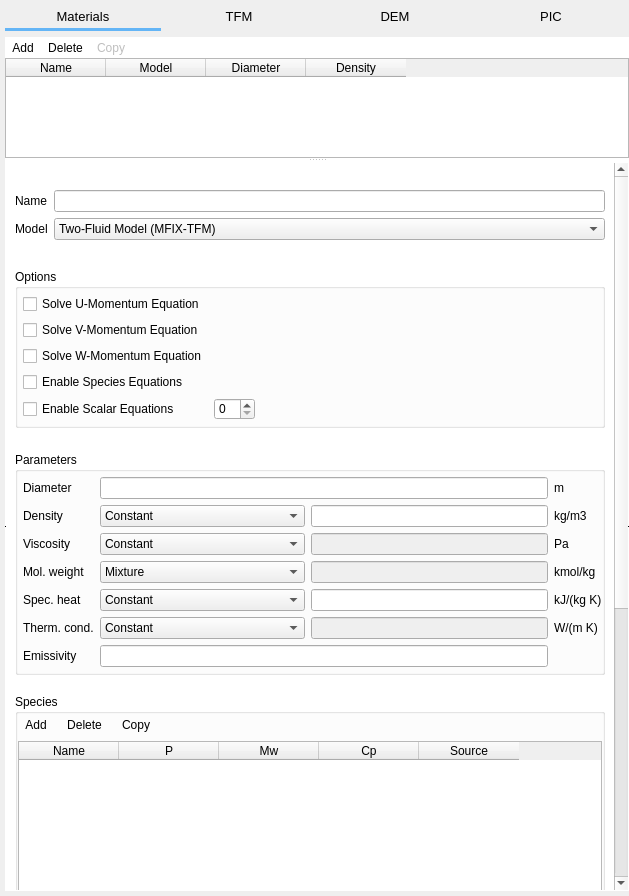
The window that gui/uifiles/solids.ui (truongd8593/mfix) describes before a commit, drawn with Qt 5.
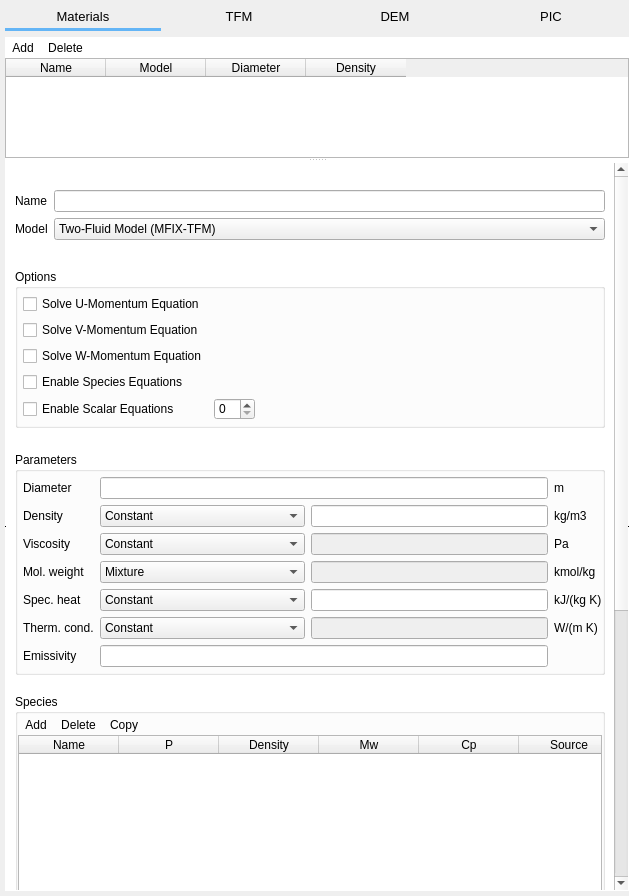
The same window after the commit. Custom widgets are drawn as their Qt base class.

Commit message: enable/disable 'density' field in species popup; edit species on double-click in fluid/solids table

The edit to the form file:
```diff
--- a/gui/uifiles/solids.ui
+++ b/gui/uifiles/solids.ui
@@ -202,19 +202,6 @@
             </property>
            </widget>
           </item>
-          <item>
-           <widget class="QToolButton" name="toolbutton_solids_copy">
-            <property name="enabled">
-             <bool>false</bool>
-            </property>
-            <property name="text">
-             <string>Copy</string>
-            </property>
-            <property name="autoRaise">
-             <bool>true</bool>
-            </property>
-           </widget>
-          </item>
           <item>
            <spacer name="horizontalSpacer_7">
             <property name="orientation">
@@ -341,9 +328,9 @@
            <property name="geometry">
             <rect>
              <x>0</x>
-             <y>-301</y>
+             <y>0</y>
              <width>606</width>
-             <height>1147</height>
+             <height>1141</height>
             </rect>
            </property>
            <property name="sizePolicy">
@@ -956,6 +943,9 @@
                <property name="bottomMargin">
                 <number>5</number>
                </property>
+               <property name="spacing">
+                <number>0</number>
+               </property>
                <item row="0" column="0">
                 <widget class="QFrame" name="frame_add_delete_copy_species">
                  <property name="sizePolicy">
@@ -980,6 +970,9 @@
                   <property name="margin">
                    <number>0</number>
                   </property>
+                  <property name="spacing">
+                   <number>0</number>
+                  </property>
                   <item row="0" column="0">
                    <widget class="QToolButton" name="toolbutton_solids_species_add">
                     <property name="text">
@@ -1092,6 +1085,11 @@
                    <string>Phase</string>
                   </property>
                  </column>
+                 <column>
+                  <property name="text">
+                   <string>Density</string>
+                  </property>
+                 </column>
                  <column>
                   <property name="text">
                    <string>Mw</string>
```
The commit also changes 4 other files.
